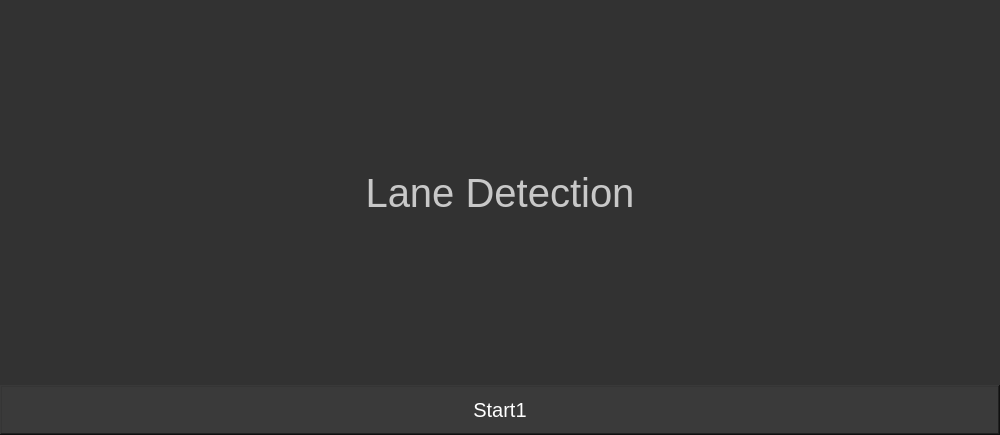
Old version of the form user_interface/form/ui_page1.ui in the repository mmiikeke/Lane_Detection.
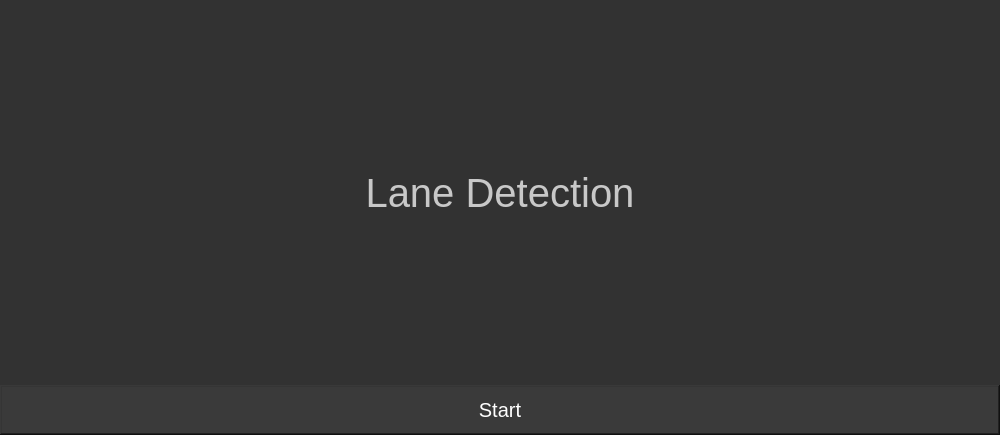
New version of the form.

```diff
--- a/user_interface/form/ui_page1.ui
+++ b/user_interface/form/ui_page1.ui
@@ -166,7 +166,7 @@
 }</string>
            </property>
            <property name="text">
-            <string>Start1</string>
+            <string>Start</string>
            </property>
           </widget>
          </item>
```
